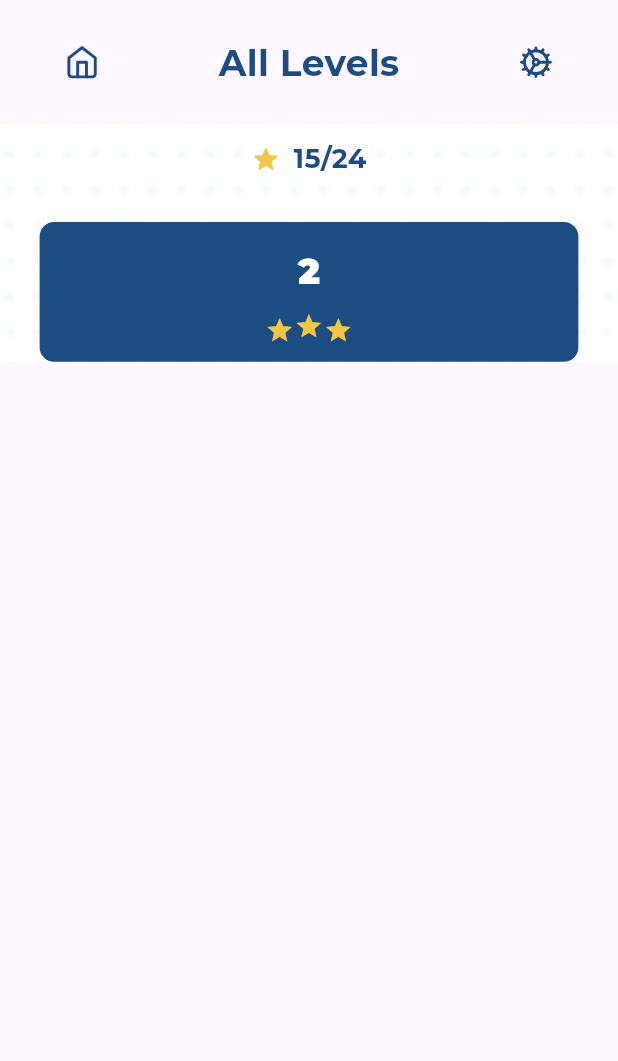
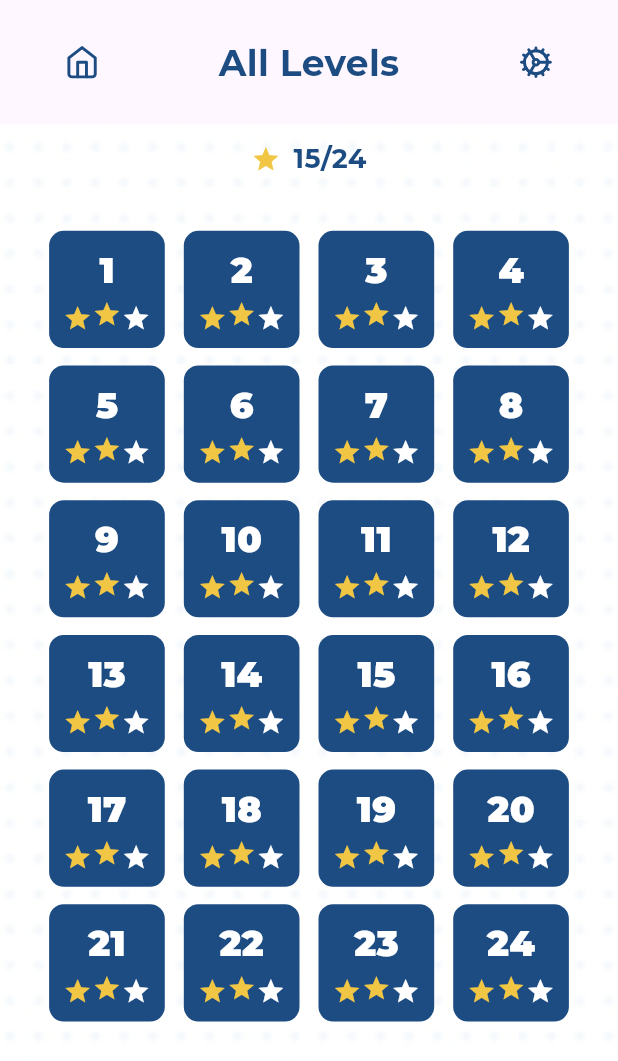
Before and after one commit to chxyzn/drag-drop-flutter, a Flutter app: the screen it shows after launch, after a tap on "Login", after a tap on "All Levels", on a phone screen of 412 x 824 dp. Shown: the top 1061 px of the screen. Run offline on Flutter 3.47's test engine with Material 3 defaults, Android fonts, the phone set to English and light mode, and no system bars; our stand-ins replace flutter_screenutil, flutter_svg, google_fonts; missing offline and left inert: graphview; network calls fail.

Commit message:
all levels ui -> init draft done, refactoring and minor fixes remaining

```diff
--- a/lib/main.dart
+++ b/lib/main.dart
@@ -2,8 +2,6 @@ import 'package:drag_drop/src/constants/levels.dart';
 import 'package:drag_drop/src/game/game_screen.dart';
 
 import 'package:drag_drop/src/login/login_screen.dart';
-import 'package:drag_drop/src/settings/settings.dart';
-
 import 'package:flutter_screenutil/flutter_screenutil.dart';
 import 'package:flutter/material.dart';
 
--- a/lib/src/levels/all_levels_screen.dart
+++ b/lib/src/levels/all_levels_screen.dart
@@ -75,51 +75,21 @@ class _AllLevelsScreenState extends State<AllLevelsScreen> {
             ],
           ),
         ),
-        Container(
-          padding: EdgeInsets.only(
-            top: 16.h,
-            bottom: 10.h,
-            left: 13.w,
-            right: 13.w,
-          ),
-          decoration: BoxDecoration(
-            color: CustomColor.primaryColor,
-            borderRadius: BorderRadius.circular(10.r),
-          ),
-          child: Column(
-            children: [
-              Text(
-                '2',
-                style: w900.size24.copyWith(
-                  color: CustomColor.white,
-                ),
+        SizedBox(
+          height: 620.h,
+          child: GridView.builder(
+              itemCount: 24,
+              gridDelegate: SliverGridDelegateWithFixedCrossAxisCount(
+                crossAxisCount: 4, // number of items in each row
               ),
-              SizedBox(height: 10.h),
-              Row(
-                mainAxisAlignment: MainAxisAlignment.center,
-                children: [
-                  Icon(
-                    Icons.star,
-                    size: 20.h,
-                    color: CustomColor.goldStarColor,
-                  ),
-                  Padding(
-                    padding: EdgeInsets.only(bottom: 4.6.h),
-                    child: Icon(
-                      Icons.star,
-                      size: 20.h,
-                      color: CustomColor.goldStarColor,
-                    ),
-                  ),
-                  Icon(
-                    Icons.star,
-                    size: 20.h,
-                    color: CustomColor.goldStarColor,
-                  ),
-                ],
-              ),
-            ],
-          ),
+              itemBuilder: (context, index) {
+                return LevelGridTile(
+                  level: index + 1,
+                  stars: 2,
+                  isLocked: false,
+                  isNext: false,
+                );
+              }),
         )
       ],
     );
@@ -141,6 +111,82 @@ class LevelGridTile extends StatelessWidget {
 
   @override
   Widget build(BuildContext context) {
-    return const Placeholder();
+    return !isLocked
+        ? Container(
+            margin: EdgeInsets.symmetric(horizontal: 6.w, vertical: 6.h),
+            width: 75.w,
+            height: 75.h,
+            padding: EdgeInsets.only(
+              top: 9.h,
+              bottom: 01.h,
+              left: 5.w,
+              right: 5.w,
+            ),
+            decoration: BoxDecoration(
+              color: CustomColor.primaryColor,
+              borderRadius: BorderRadius.circular(10.r),
+            ),
+            child: Column(
+              children: [
+                Text(
+                  level.toString(),
+                  style: w900.size24.copyWith(
+                    color: CustomColor.white,
+                  ),
+                ),
+                SizedBox(height: isNext ? 6.h : 3.h),
+                isNext
+                    ? Text(
+                        'Up Next',
+                        style: w600.size12.copyWith(
+                          color: CustomColor.white,
+                        ),
+                      )
+                    : Row(
+                        mainAxisAlignment: MainAxisAlignment.center,
+                        children: [
+                          Icon(
+                            Icons.star,
+                            size: 20.h,
+                            color: stars >= 1
+                                ? CustomColor.goldStarColor
+                                : CustomColor.white,
+                          ),
+                          Padding(
+                            padding: EdgeInsets.only(bottom: 4.6.h),
+                            child: Icon(
+                              Icons.star,
+                              size: 20.h,
+                              color: stars >= 2
+                                  ? CustomColor.goldStarColor
+                                  : CustomColor.white,
+                            ),
+                          ),
+                          Icon(
+                            Icons.star,
+                            size: 20.h,
+                            color: stars == 3
+                                ? CustomColor.goldStarColor
+                                : CustomColor.white,
+                          ),
+                        ],
+                      ),
+              ],
+            ),
+          )
+        : Container(
+            width: 75.w,
+            height: 75.h,
+            decoration: BoxDecoration(
+              color: CustomColor.imgBgColorGrey,
+              borderRadius: BorderRadius.circular(10.r),
+            ),
+            child: Icon(
+              Icons.lock_outline_rounded,
+              size: 48.h,
+              color: CustomColor.white,
+              weight: 2.h,
+            ),
+          );
   }
 }
```
